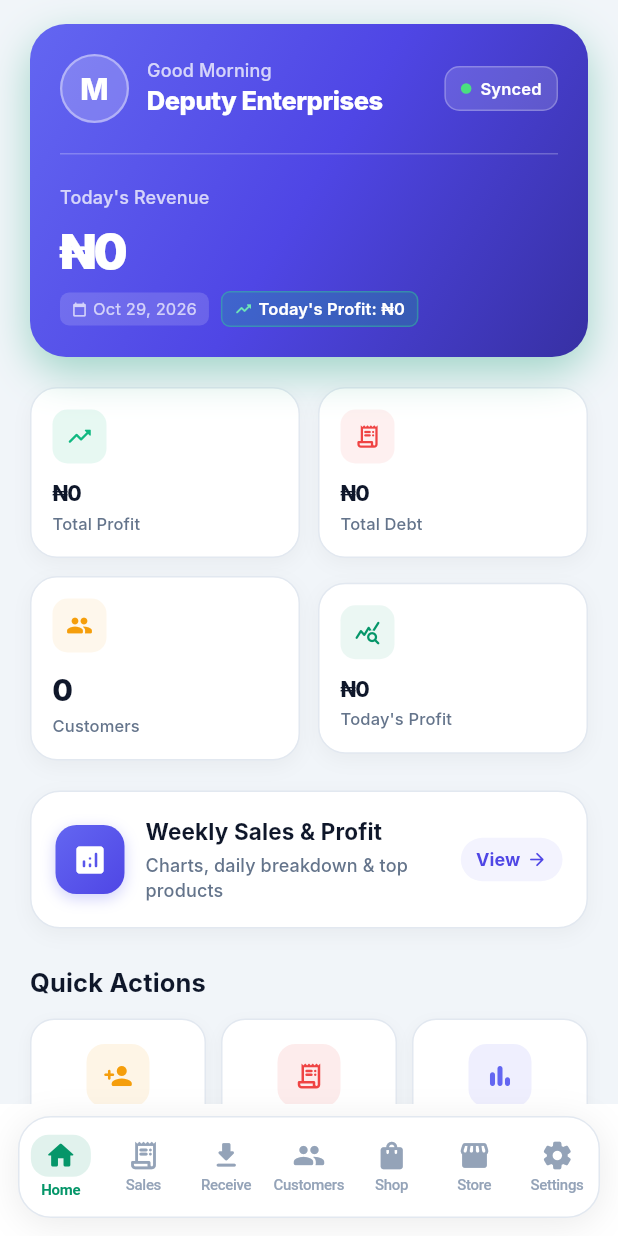
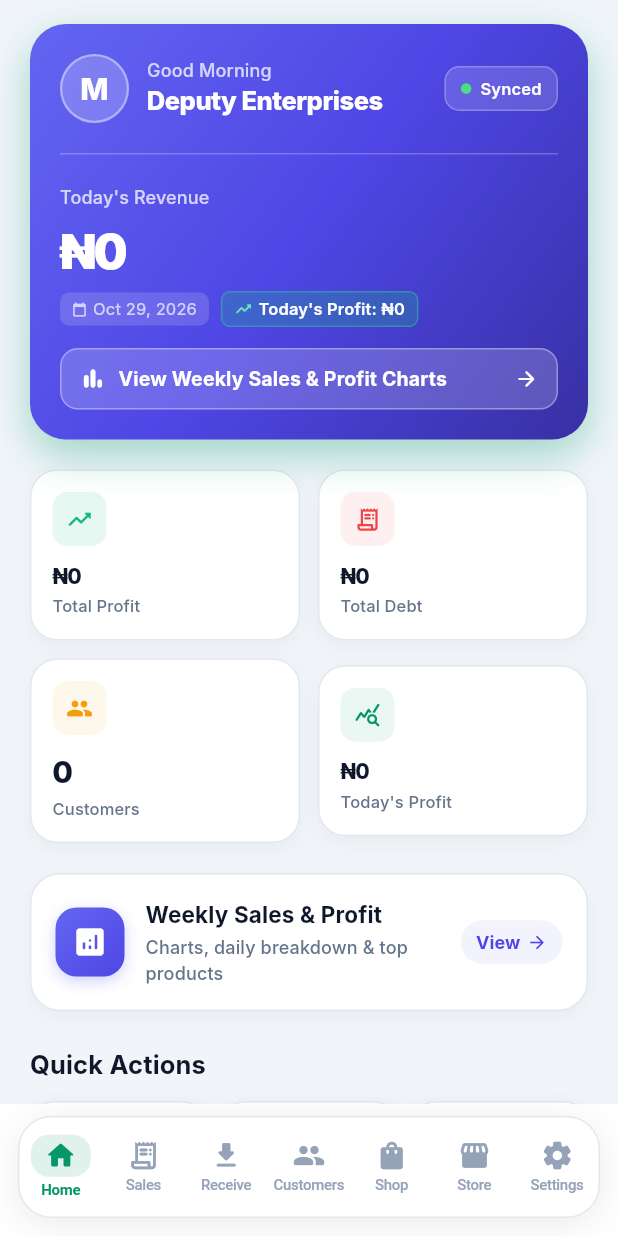
Before and after one commit to yaseeradam/deputy, a Flutter app: the AppShell screen opened by its route, on a phone screen of 412 x 824 dp. Run offline on Flutter 3.47's test engine with Material 3 defaults, Android fonts, the light colour scheme and no system bars; our stand-ins replace cloud_firestore, connectivity_plus, firebase_auth, firebase_core, flutter_local_notifications, flutter_riverpod and 8 more; missing offline and left inert: dart:html, dart:js; accounts and stored records are empty; network calls fail; Roboto replaces fonts that are missing (Inter).

Commit message:
feat(dashboard): add View Weekly Sales & Profit Charts button inside top Hero banner

```diff
--- a/lib/presentation/dashboard/dashboard_screen.dart
+++ b/lib/presentation/dashboard/dashboard_screen.dart
@@ -312,6 +312,40 @@ class _HeroBanner extends StatelessWidget {
               ]),
             ),
           ]),
+
+          const SizedBox(height: 14),
+          InkWell(
+            onTap: () => Navigator.push(
+              context,
+              MaterialPageRoute(builder: (_) => const WeeklySalesScreen()),
+            ),
+            borderRadius: BorderRadius.circular(12),
+            child: Container(
+              padding: const EdgeInsets.symmetric(horizontal: 12, vertical: 10),
+              decoration: BoxDecoration(
+                color: Colors.white.withOpacity(0.18),
+                borderRadius: BorderRadius.circular(12),
+                border: Border.all(color: Colors.white.withOpacity(0.35)),
+              ),
+              child: const Row(
+                children: [
+                  Icon(Icons.bar_chart_rounded, size: 18, color: Colors.white),
+                  SizedBox(width: 8),
+                  Expanded(
+                    child: Text(
+                      'View Weekly Sales & Profit Charts',
+                      style: TextStyle(
+                        color: Colors.white,
+                        fontSize: 13,
+                        fontWeight: FontWeight.w700,
+                      ),
+                    ),
+                  ),
+                  Icon(Icons.arrow_forward_rounded, size: 16, color: Colors.white),
+                ],
+              ),
+            ),
+          ),
         ],
       ),
     );
```
